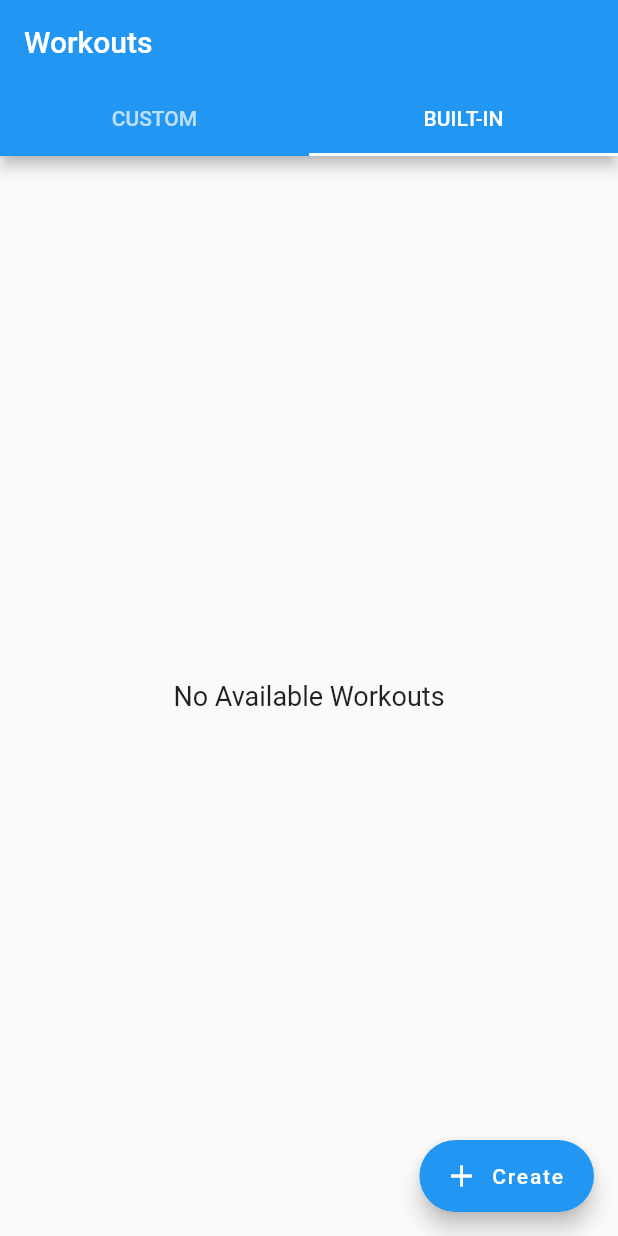
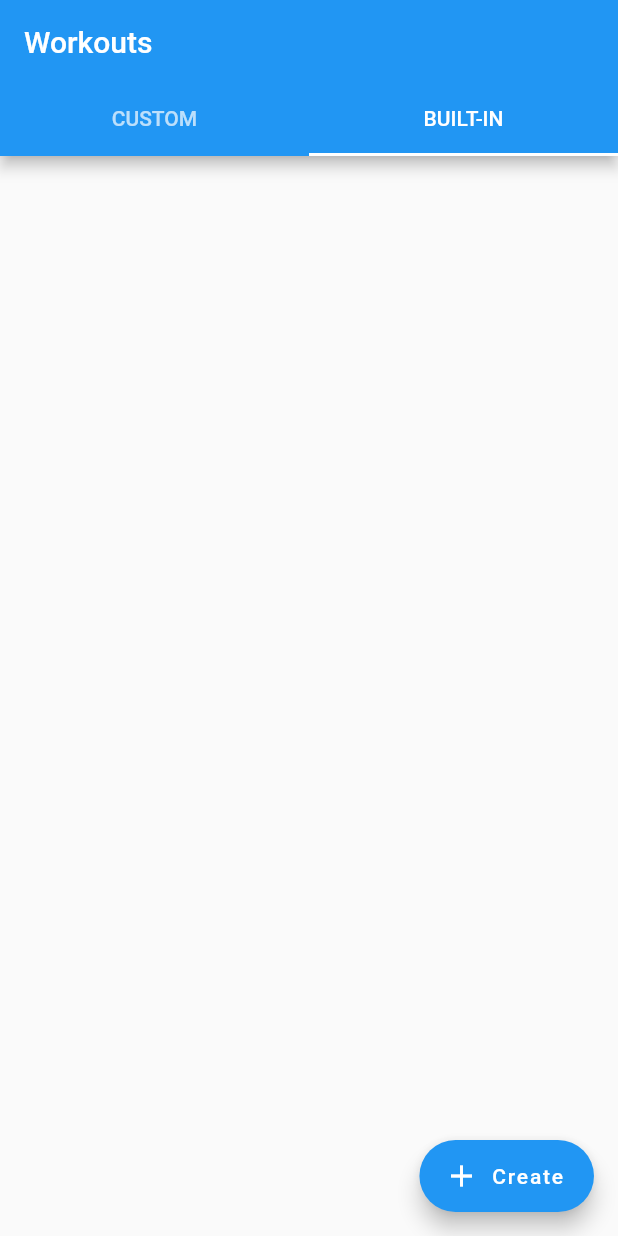
Before and after one commit to EmilsLipsans/sets_and_reps, a Flutter app: the WorkoutsPage screen opened directly, tab 2 chosen, on a phone screen of 412 x 824 dp. Run offline on Flutter 3.47's test engine with Material 2 defaults, Android fonts, the phone set to English and light mode, and no system bars; our stand-ins replace auth_buttons, cloud_firestore, dropdown_button2, firebase_auth, firebase_core, google_fonts and 4 more; missing offline and left inert: firebase_ui_auth, quantity_input; accounts and stored records are empty.

Commit message:
Fix exercise details window pixel overflow

```diff
--- a/lib/pages/calendar.dart
+++ b/lib/pages/calendar.dart
@@ -364,8 +364,7 @@ class _CalendarPageBodyState extends State<CalendarBody> {
                                                     child: Padding(
                                                       padding:
                                                           const EdgeInsets.only(
-                                                              left: 20.0,
-                                                              right: 20.0),
+                                                              right: 5.0),
                                                       child: Text(
                                                         "${set['sets'].indexOf(value) + 1}",
                                                         style: TextStyle(
@@ -376,15 +375,19 @@ class _CalendarPageBodyState extends State<CalendarBody> {
                                                     ),
                                                   ),
                                                   Expanded(
+                                                      flex: 2,
                                                       child: Text(
-                                                    "${value['weight']} kgs",
-                                                    textAlign: TextAlign.right,
-                                                  )),
+                                                        "${value['weight']} kgs",
+                                                        textAlign:
+                                                            TextAlign.right,
+                                                      )),
                                                   Expanded(
+                                                      flex: 2,
                                                       child: Text(
-                                                    "${value['reps']} reps",
-                                                    textAlign: TextAlign.right,
-                                                  )),
+                                                        "${value['reps']} reps",
+                                                        textAlign:
+                                                            TextAlign.right,
+                                                      )),
                                                 ],
                                               ),
                                               tileColor: Color.fromARGB(
--- a/lib/pages/workouts.dart
+++ b/lib/pages/workouts.dart
@@ -53,7 +53,18 @@ class _MyTabbedPageState extends State<WorkoutsPage>
         controller: _tabController,
         children: myTabs.map((Tab tab) {
           if (tab.text == 'BUILT-IN') {
-            return noList();
+            return Consumer<ApplicationState>(
+              builder: (context, appState, _) => Column(
+                children: [
+                  Expanded(
+                    child: WorkoutPageSecond(
+                      workouts: appState.workoutList,
+                      exercises: appState.exreciseList,
+                    ),
+                  ),
+                ],
+              ),
+            );
           } else {
             return Consumer<ApplicationState>(
               builder: (context, appState, _) => Column(
@@ -138,7 +149,7 @@ class _WorkoutState extends State<WorkoutPage> {
           children: [
             Expanded(
               flex: 9,
-              child: exerciseCardList(widget.workouts),
+              child: workoutCardList(widget.workouts),
             ),
             Spacer(),
           ],
@@ -147,7 +158,7 @@ class _WorkoutState extends State<WorkoutPage> {
     );
   }
 
-  Widget exerciseCardList(workouts) {
+  Widget workoutCardList(workouts) {
     return ListView(
       scrollDirection: Axis.vertical,
       children: <Widget>[
@@ -245,3 +256,66 @@ class _WorkoutState extends State<WorkoutPage> {
     );
   }
 }
+
+class WorkoutPageSecond extends StatefulWidget {
+  const WorkoutPageSecond(
+      {super.key, required this.workouts, required this.exercises});
+  final List<Workout> workouts;
+  final List<Exrecises> exercises;
+  @override
+  State<WorkoutPageSecond> createState() => _WorkoutPageSecondState();
+}
+
+class _WorkoutPageSecondState extends State<WorkoutPageSecond> {
+  @override
+  Widget build(BuildContext context) {
+    return SafeArea(
+      child: Padding(
+        padding: const EdgeInsets.only(
+            top: 20.0, bottom: 30.0, left: 20.0, right: 20.0),
+        child: Column(
+          children: [
+            Expanded(
+              flex: 9,
+              child: workoutCardList(widget.workouts),
+            ),
+            Spacer(),
+          ],
+        ),
+      ),
+    );
+  }
+
+  Widget workoutCardList(workouts) {
+    return ListView(
+      scrollDirection: Axis.vertical,
+      children: <Widget>[
+        for (var workout in widget.workouts)
+          Card(
+            clipBehavior: Clip.hardEdge,
+            child: ListTile(
+                tileColor: Color.fromARGB(255, 255, 255, 255),
+                title: Text('${workout.name}'),
+                leading: SizedBox(),
+                trailing: PopupMenuButton(
+                  onSelected: (value) {},
+                  shape: RoundedRectangleBorder(
+                    borderRadius: BorderRadius.all(
+                      Radius.circular(8.0),
+                    ),
+                  ),
+                  icon: Icon(
+                    Icons.more_vert,
+                  ),
+                  itemBuilder: (BuildContext context) => <PopupMenuEntry>[
+                    const PopupMenuItem(
+                      child: Text('See Details'),
+                      value: 0,
+                    ),
+                  ],
+                )),
+          ),
+      ],
+    );
+  }
+}
--- a/lib/utils/showDialog.dart
+++ b/lib/utils/showDialog.dart
@@ -54,9 +54,14 @@ showExerciseDetails(context, exercise) {
                         endIndent: 0,
                       ),
                       SizedBox(height: 5),
-                      exercise.description.length != 0
-                          ? Text('${exercise.description}')
-                          : Text('No description added'),
+                      Expanded(
+                        flex: 5,
+                        child: SingleChildScrollView(
+                          child: exercise.description.length != 0
+                              ? Text('${exercise.description}')
+                              : Text('No description added'),
+                        ),
+                      ),
                       SizedBox(height: 5),
                       const Divider(
                         color: Colors.grey,
```
